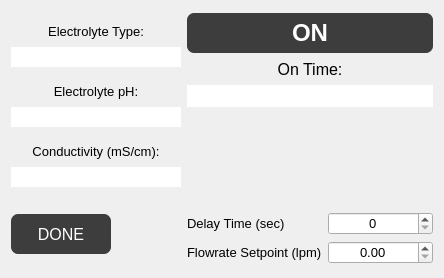
First picture: the form in src/ECM_gui/pump_dialog/dialog_pump_control.ui, repository dmherrington/ECM-Control-System, before the edit.
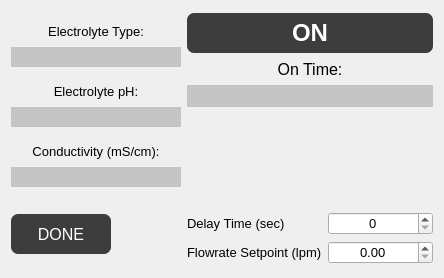
Second picture: the form after the edit. Custom widgets are drawn as their Qt base class.

```diff
--- a/src/ECM_gui/pump_dialog/dialog_pump_control.ui
+++ b/src/ECM_gui/pump_dialog/dialog_pump_control.ui
@@ -121,7 +121,8 @@
 }
 
 QLineEdit{
-border-radius:0;
+border-radius:1px solid red;
+background-color:#c4c4c4;
 }
 
 QProgressBar{
@@ -313,6 +314,11 @@
            <pointsize>10</pointsize>
           </font>
          </property>
+         <property name="styleSheet">
+          <string notr="true">QLineEdit{
+border-radius:1px solid red;
+}</string>
+         </property>
         </widget>
        </item>
       </layout>
@@ -824,6 +830,14 @@
    </item>
   </layout>
  </widget>
+ <customwidgets>
+  <customwidget>
+   <class>LED</class>
+   <extends>QWidget</extends>
+   <header>LED.h</header>
+   <container>1</container>
+  </customwidget>
+ </customwidgets>
  <resources/>
  <connections/>
 </ui>
```
Left out of the diff: 4 changed lines with no effect on the pictures.
